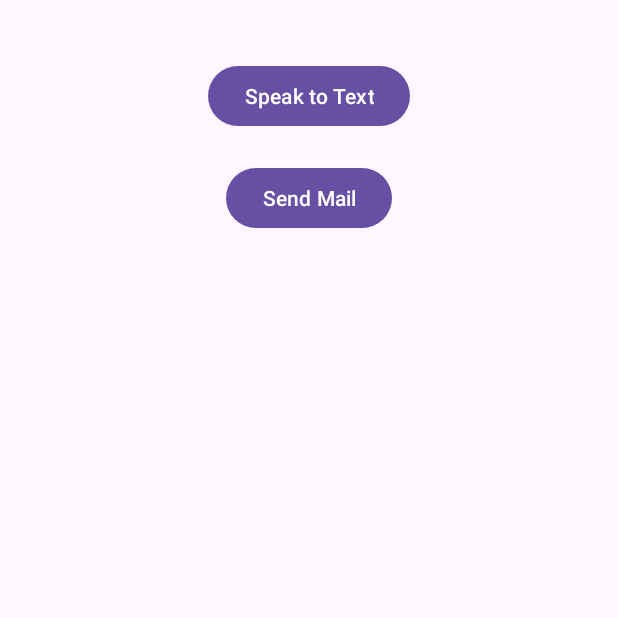
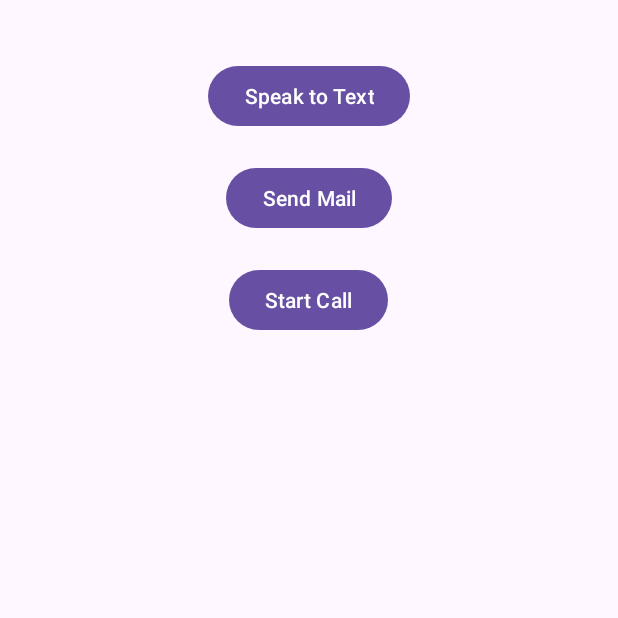
Before and after one commit to janaka120/android-features-app, an Android app: the screen it shows after launch (MainActivity), on a phone screen of 412 x 824 dp, the top half of it. Run offline under Robolectric (Android 15) with nearby library versions, the phone set to English and light mode, and no system bars.

Commit message:
Add call feature

```diff
--- a/app/src/main/java/com/example/multifuntionapplication/MainActivity.kt
+++ b/app/src/main/java/com/example/multifuntionapplication/MainActivity.kt
@@ -10,6 +10,7 @@ import androidx.fragment.app.FragmentTransaction
 class MainActivity : AppCompatActivity() {
     lateinit var speakBtn: Button
     lateinit var sendMailBtn: Button
+    lateinit var callBtn: Button
     @SuppressLint("MissingInflatedId")
     override fun onCreate(savedInstanceState: Bundle?) {
         super.onCreate(savedInstanceState)
@@ -17,6 +18,7 @@ class MainActivity : AppCompatActivity() {
 
         speakBtn = findViewById(R.id.buttonSpeak)
         sendMailBtn = findViewById(R.id.buttonSendView)
+        callBtn = findViewById(R.id.buttonCallView)
 
         val fragmentManager: FragmentManager = supportFragmentManager
 
@@ -33,5 +35,12 @@ class MainActivity : AppCompatActivity() {
             fragmentTransaction.replace(R.id.fragmentContainerView, mailFragment)
             fragmentTransaction.commit()
         }
+
+        callBtn.setOnClickListener {
+            val fragmentTransaction: FragmentTransaction = fragmentManager.beginTransaction()
+            val callFragment = CallFragment()
+            fragmentTransaction.replace(R.id.fragmentContainerView, callFragment)
+            fragmentTransaction.commit()
+        }
     }
 }
--- a/app/src/main/res/layout/activity_main.xml
+++ b/app/src/main/res/layout/activity_main.xml
@@ -22,9 +22,18 @@
         android:layout_marginTop="20dp"
         android:text="@string/send_mail" />
 
+    <Button
+        android:id="@+id/buttonCallView"
+        android:layout_width="wrap_content"
+        android:layout_height="wrap_content"
+        android:layout_marginTop="20dp"
+        android:text="@string/start_call" />
+
     <androidx.fragment.app.FragmentContainerView
         android:id="@+id/fragmentContainerView"
         android:layout_width="match_parent"
         android:layout_height="wrap_content" />
 
+
+
 </LinearLayout>
```
Also changed, not shown: app/src/main/java/com/example/multifuntionapplication/CallFragment.kt (added, +66 -0 lines), app/src/main/res/layout/fragment_call.xml (added, +30 -0 lines).
